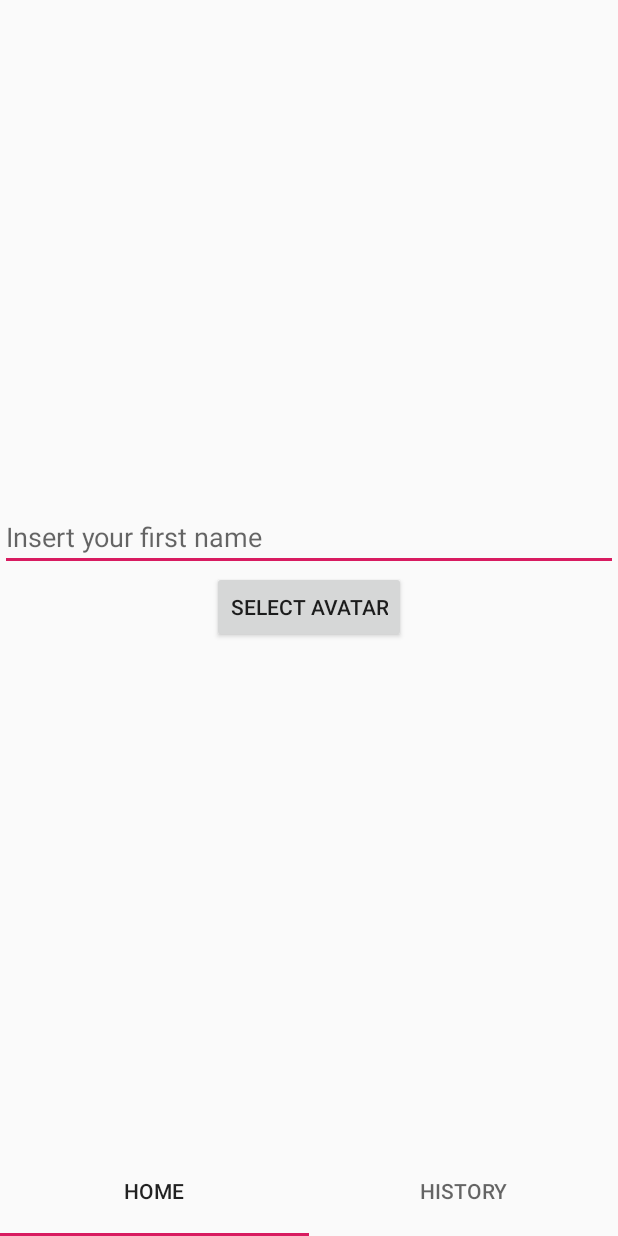
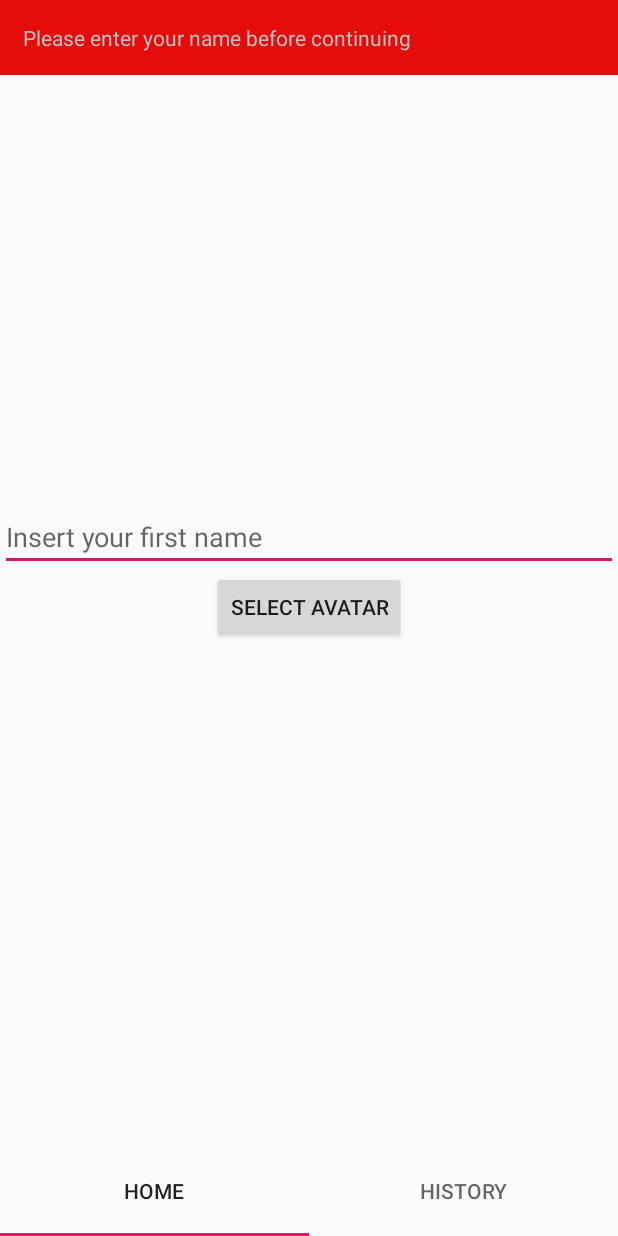
Before and after one commit to k2gu/WeatherApp, an Android app: the screen it shows after launch (MainActivity), after a tap on "SELECT AVATAR", on a phone screen of 412 x 824 dp. Run offline under Robolectric (Android 15) with nearby library versions, the phone set to English and light mode, and no system bars; our stand-ins replace ButterKnife, Room's generated code.

Commit message:
errorhandling on onboarding

```diff
--- /dev/null
+++ b/app/src/main/java/p/kirke/weatherapp/ErrorHandlingView.java
@@ -0,0 +1,6 @@
+package p.kirke.weatherapp;
+
+public interface ErrorHandlingView {
+
+    void onError(int message);
+}
--- a/app/src/main/java/p/kirke/weatherapp/MainActivity.java
+++ b/app/src/main/java/p/kirke/weatherapp/MainActivity.java
@@ -2,6 +2,8 @@ package p.kirke.weatherapp;
 
 import android.content.Intent;
 import android.os.Bundle;
+import android.view.View;
+import android.widget.TextView;
 
 import androidx.annotation.NonNull;
 import androidx.appcompat.app.AppCompatActivity;
@@ -22,6 +24,8 @@ public class MainActivity extends AppCompatActivity {
     public ViewPager viewPager;
     @BindView(R.id.tab_layout)
     public TabLayout tabLayout;
+    @BindView(R.id.error_message)
+    TextView errorMessage;
 
     @Override
     protected void onCreate(Bundle savedInstanceState) {
@@ -62,6 +66,15 @@ public class MainActivity extends AppCompatActivity {
         }
     }
 
+    public void showError(int message) {
+        errorMessage.setVisibility(View.VISIBLE);
+        errorMessage.setText(message);
+    }
+
+    public void hideError() {
+        errorMessage.setVisibility(View.GONE);
+    }
+
     @Override
     public void onRequestPermissionsResult(int requestCode, @NonNull String[] permissions,
                                            @NonNull int[] grantResults) {
--- a/app/src/main/java/p/kirke/weatherapp/onboarding/OnBoardingFragment.java
+++ b/app/src/main/java/p/kirke/weatherapp/onboarding/OnBoardingFragment.java
@@ -1,7 +1,9 @@
 package p.kirke.weatherapp.onboarding;
 
+import android.Manifest;
 import android.app.Activity;
 import android.content.Intent;
+import android.content.pm.PackageManager;
 import android.database.Cursor;
 import android.net.Uri;
 import android.os.Bundle;
@@ -11,6 +13,7 @@ import android.view.View;
 import android.view.ViewGroup;
 import android.widget.EditText;
 
+import androidx.annotation.NonNull;
 import androidx.fragment.app.Fragment;
 
 import butterknife.BindView;
@@ -40,28 +43,31 @@ public class OnBoardingFragment extends Fragment implements OnboardingView {
     @OnClick(R.id.select_avatar)
     void onClickSelectAvatar() {
         String name = nameInput.getText().toString();
-        saveEnteredName(name);
-        startPresenter();
+        startPresenter(name);
     }
 
-    private void saveEnteredName(String name) {
-        if (!name.isEmpty()) {
-            PreferencesSingleton.getSingletonInstance(getContext()).setName(name.trim());
-        }
-    }
-
-    private void startPresenter() {
+    private void startPresenter(String name) {
         if (presenter == null) {
             presenter = new OnBoardingPresenter(this, PreferencesSingleton.getSingletonInstance(getContext()),
                     new PermissionHandler(getActivity()));
         }
-        presenter.start();
+        presenter.start(name);
     }
 
     @Override
-    public void onRequestPermissionsResult(int requestCode, String[] permissions, int[] grantResults) {
-        // TODO check result
-        presenter.onRequestPermission(requestCode, permissions, grantResults);
+    public void onError(int message) {
+        MainActivity activity = (MainActivity) getActivity();
+        if (activity != null && isVisible()) { // Todo kas läheb ka teise tabi?
+            activity.showError(message);
+        }
+    }
+
+    @Override
+    public void onRequestPermissionsResult(int requestCode, @NonNull String[] permissions, @NonNull int[] grantResults) {
+        boolean permissionGranted = requestCode == Const.READ_EXTERNAL_STORAGE_REQUEST_CODE &&
+                permissions[0].equals(Manifest.permission.READ_EXTERNAL_STORAGE) &&
+                grantResults[0] == PackageManager.PERMISSION_GRANTED;
+        presenter.onRequestPermissionResponse(permissionGranted);
     }
 
     @Override
@@ -96,8 +102,7 @@ public class OnBoardingFragment extends Fragment implements OnboardingView {
 
     public void onActivityResult(int requestCode, int resultCode, Intent data) {
         // TODO
-        if (resultCode == Activity.RESULT_OK) {
-            if (requestCode == Const.OPEN_GALLERY_REQUEST_CODE) {
+        if (resultCode == Activity.RESULT_OK && requestCode == Const.OPEN_GALLERY_REQUEST_CODE) {
             MainActivity activity = ((MainActivity) getActivity());
             if (activity != null) {
                 Uri selectedImage = data.getData();
@@ -115,7 +120,8 @@ public class OnBoardingFragment extends Fragment implements OnboardingView {
                 cursor.close();
                 presenter.onImageResponse(imgDecodableString);
             }
+        } else {
+            presenter.onImageSelectionCancelled();
         }
     }
 }
-}
--- a/app/src/main/java/p/kirke/weatherapp/onboarding/OnboardingView.java
+++ b/app/src/main/java/p/kirke/weatherapp/onboarding/OnboardingView.java
@@ -1,6 +1,8 @@
 package p.kirke.weatherapp.onboarding;
 
-public interface OnboardingView {
+import p.kirke.weatherapp.ErrorHandlingView;
+
+public interface OnboardingView extends ErrorHandlingView {
 
     void openGallery();
 
--- a/app/src/main/res/layout/activity_main.xml
+++ b/app/src/main/res/layout/activity_main.xml
@@ -5,6 +5,20 @@
     android:layout_width="match_parent"
     android:layout_height="match_parent"
     tools:context=".MainActivity">
+
+    <TextView
+        android:id="@+id/error_message"
+        android:layout_width="match_parent"
+        android:layout_height="wrap_content"
+        android:background="@color/red"
+        android:gravity="center_vertical"
+        android:padding="@dimen/default_padding"
+        android:textColor="@color/grey25"
+        android:visibility="gone"
+        app:layout_constraintEnd_toEndOf="parent"
+        app:layout_constraintStart_toStartOf="parent"
+        app:layout_constraintTop_toTopOf="parent"
+        tools:visibility="visible" />
 
     <androidx.viewpager.widget.ViewPager
         android:id="@+id/fragment_container"
@@ -14,7 +28,7 @@
         app:layout_constraintBottom_toTopOf="@id/tab_layout"
         app:layout_constraintEnd_toEndOf="parent"
         app:layout_constraintStart_toStartOf="parent"
-        app:layout_constraintTop_toTopOf="parent" />
+        app:layout_constraintTop_toTopOf="@id/error_message" />
 
     <com.google.android.material.tabs.TabLayout
         android:id="@+id/tab_layout"
--- a/app/src/main/res/values/colors.xml
+++ b/app/src/main/res/values/colors.xml
@@ -6,4 +6,5 @@
 
     <color name="grey80">#333333</color>
     <color name="grey25">#bfbfbf</color>
+    <color name="red">#E50C0C</color>
 </resources>
--- a/app/src/main/res/values/strings.xml
+++ b/app/src/main/res/values/strings.xml
@@ -14,4 +14,11 @@
     <string name="notification_text">Open the app and find out!</string>
     <string name="feelable_temperature">Feels like</string>
 
+
+    <string name="error_generic">Something went wrong! Please try again.</string>
+    <string name="error_denied_location">Did you press cancel on location request?</string>
+    <string name="error_denied_external_storage">Did you press cancel on external storage permission request?</string>
+    <string name="error_no_name_inserted">Please enter your name before continuing</string>
+    <string name="error_image_selection_cancelled">Please select an image to continue</string>
+
 </resources>
```
Also changed, not shown: app/src/main/java/p/kirke/weatherapp/onboarding/OnBoardingPresenter.java (+21 -3 lines). Lines whose indentation alone changed are shown as unchanged.
